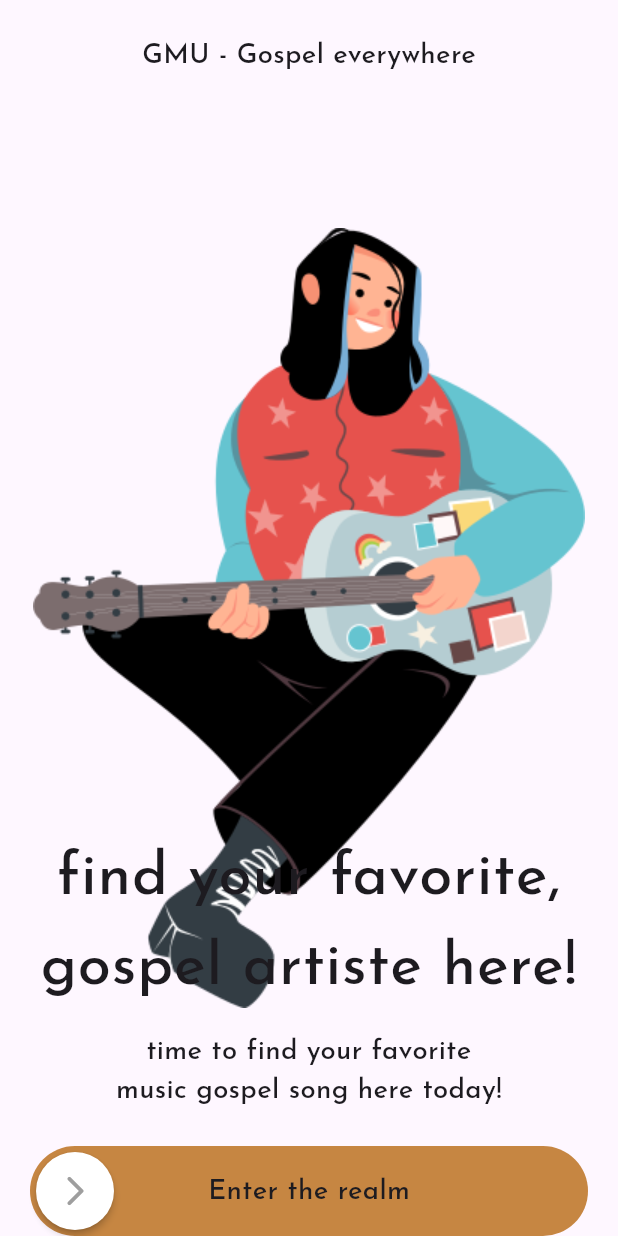
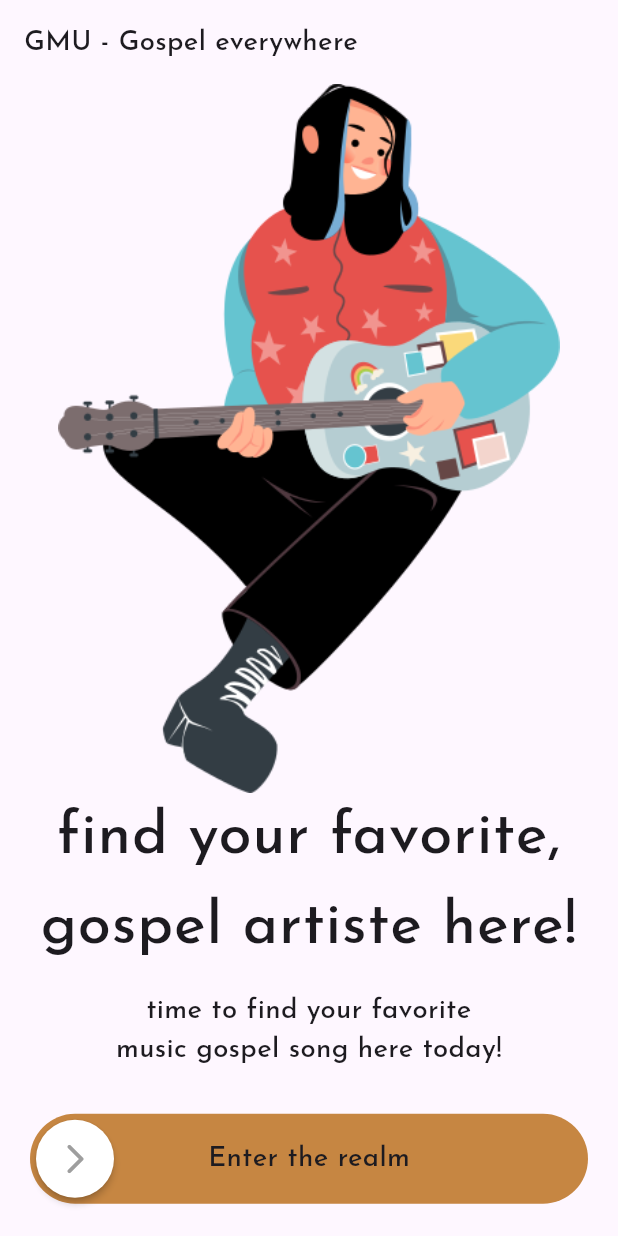
Before and after one commit to DevPrecious/gmu_app, a Flutter app: the screen it shows after launch, on a phone screen of 412 x 824 dp. Run offline on Flutter 3.47's test engine with Material 3 defaults, Android fonts, the phone set to English and light mode, and no system bars; drawn by our look-alikes of swipeable_button_view; our stand-ins replace flutter_screenutil, get, google_fonts.

Commit message:
[fixes] to welcome screen

```diff
--- a/lib/views/welcome_screen.dart
+++ b/lib/views/welcome_screen.dart
@@ -3,6 +3,7 @@ import 'package:flutter_screenutil/flutter_screenutil.dart';
 import 'package:get/get.dart';
 import 'package:gmu_app/constants/colors.dart';
 import 'package:gmu_app/views/pages/home_screen.dart';
+import 'package:gmu_app/widgets/app_bar_widget.dart';
 import 'package:swipeable_button_view/swipeable_button_view.dart';
 
 class WelcomeScreen extends StatefulWidget {
@@ -17,26 +18,15 @@ class _WelcomeScreenState extends State<WelcomeScreen> {
   @override
   Widget build(BuildContext context) {
     return Scaffold(
-      body: Container(
-        width: double.infinity,
-        decoration: const BoxDecoration(
-          image: DecorationImage(
-            image: AssetImage(
+      appBar: const AppBarWidget(
+        title: 'GMU - Gospel everywhere',
+      ),
+      body: Column(
+        children: [
+          Image.asset(
             'assets/images/lagoom.png',
+            scale: 1.1,
           ),
-          ),
-        ),
-        child: SafeArea(
-          child: Column(
-            children: [
-              SizedBox(
-                height: 20.h,
-              ),
-              Text(
-                'GMU - Gospel everywhere',
-                style: Theme.of(context).textTheme.bodyMedium,
-              ),
-              const Spacer(),
           Text(
             'find your favorite,\ngospel artiste here!',
             textAlign: TextAlign.center,
@@ -51,7 +41,7 @@ class _WelcomeScreenState extends State<WelcomeScreen> {
             style: Theme.of(context).textTheme.bodyMedium,
           ),
           SizedBox(
-                height: 20.h,
+            height: 25.h,
           ),
           Padding(
             padding: const EdgeInsets.symmetric(horizontal: 20.0),
@@ -80,10 +70,8 @@ class _WelcomeScreenState extends State<WelcomeScreen> {
               ),
               buttonText: 'Enter the realm',
             ),
-              )
+          ),
         ],
-          ),
-        ),
       ),
     );
   }
--- /dev/null
+++ b/lib/widgets/app_bar_widget.dart
@@ -0,0 +1,23 @@
+import 'package:flutter/material.dart';
+
+class AppBarWidget extends StatelessWidget implements PreferredSizeWidget {
+  const AppBarWidget({
+    super.key,
+    required this.title,
+  });
+
+  final String title;
+
+  @override
+  Size get preferredSize => const Size.fromHeight(kToolbarHeight);
+
+  @override
+  Widget build(BuildContext context) {
+    return AppBar(
+      title: Text(
+        title,
+        style: Theme.of(context).textTheme.bodyMedium,
+      ),
+    );
+  }
+}
```
Lines whose indentation alone changed are shown as unchanged.
